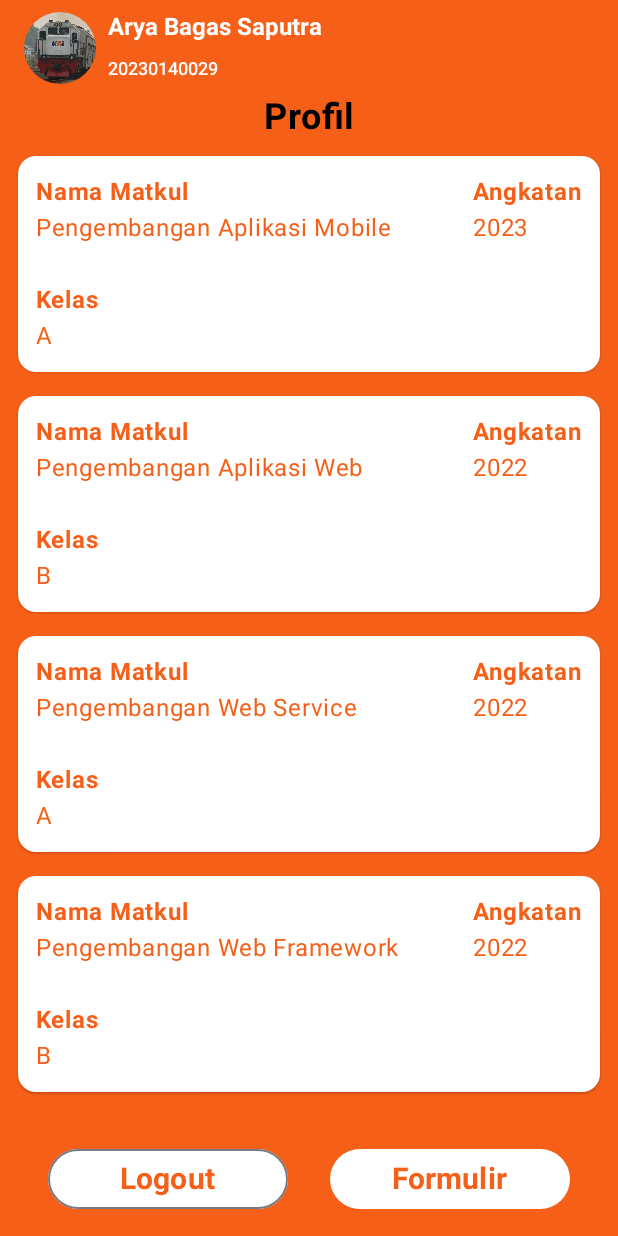
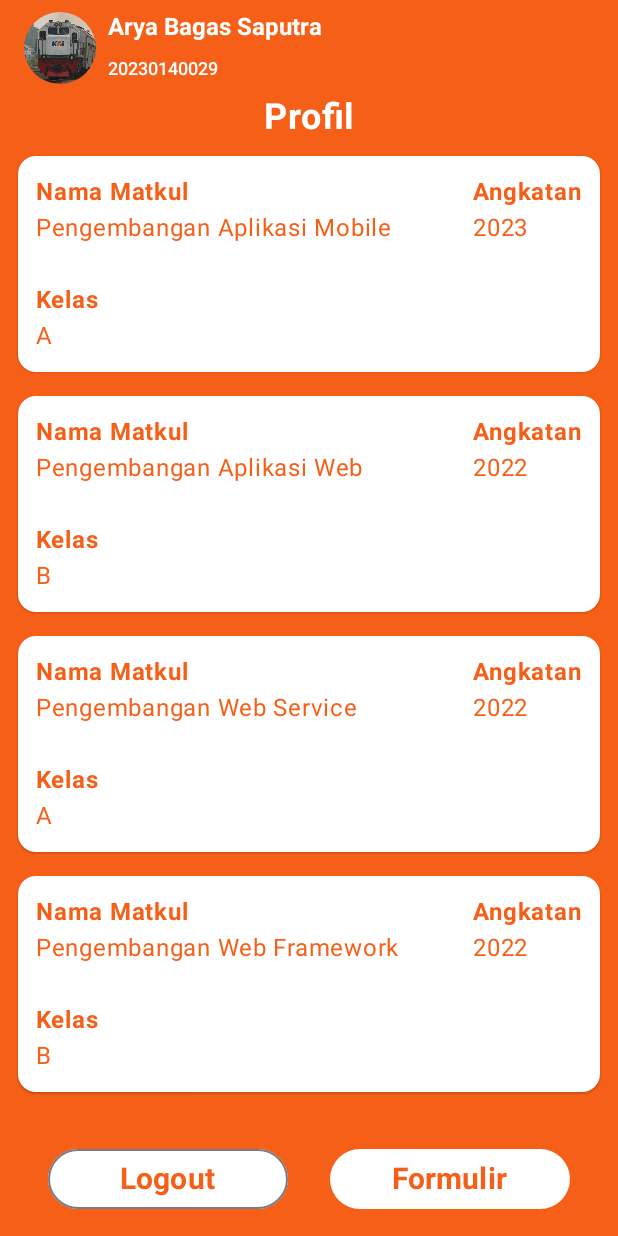
Before and after one commit to Puong206/UCP1_029, an Android app built with Jetpack Compose: the ProfilPage screen opened through its navigation route, on a phone screen of 412 x 824 dp. Run offline under Robolectric (Android 15) with nearby library versions, the phone set to English and light mode, and no system bars.

Commit message:
Mengubah warna teks "Profil" menjadi putih

```diff
--- a/app/src/main/java/com/example/ucp1/view/Profil.kt
+++ b/app/src/main/java/com/example/ucp1/view/Profil.kt
@@ -170,6 +170,7 @@ fun ProfilPage (
                 ) {
                     Text(
                         "Profil",
+                        color = Color.White,
                         fontSize = 24.sp,
                         fontWeight = FontWeight.Bold,
                         textAlign = TextAlign.Center
```
